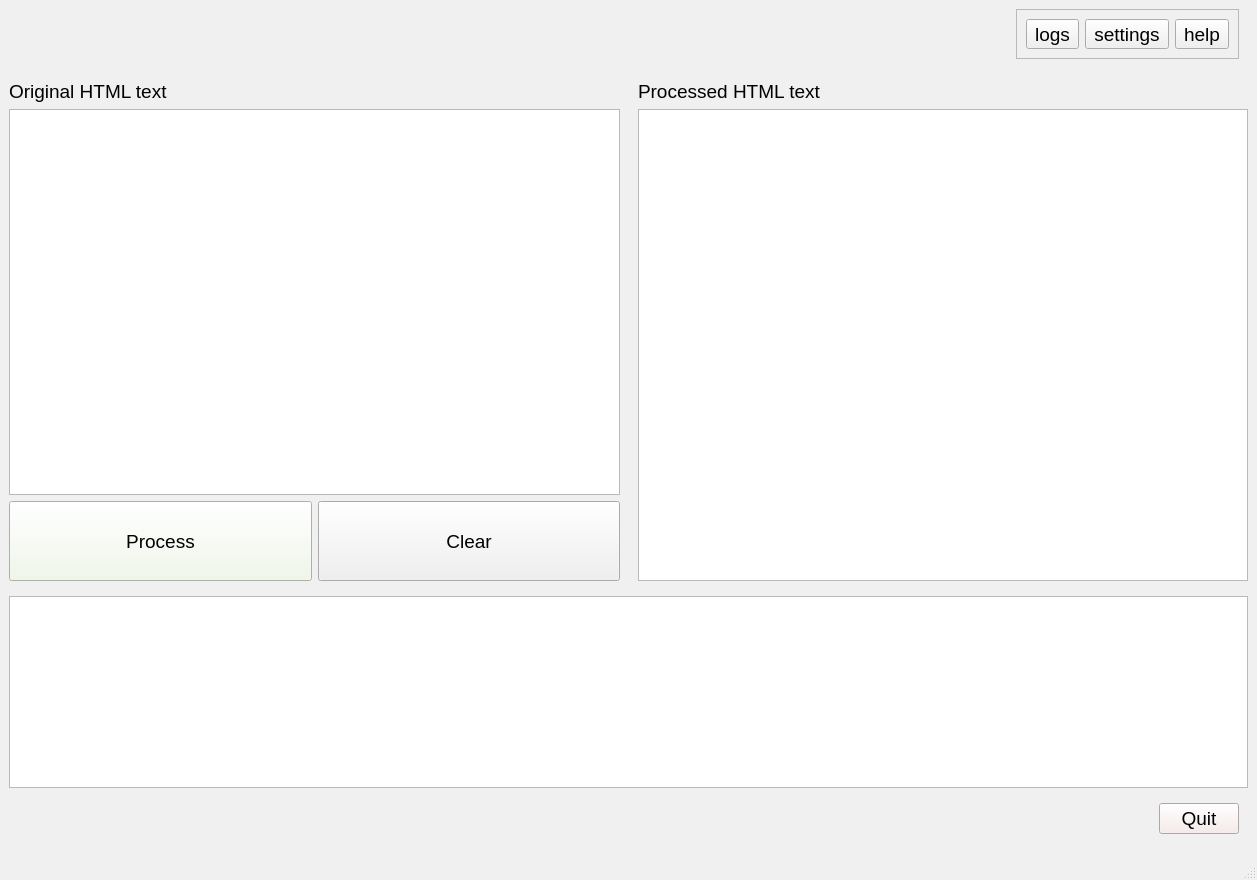
The window that src/main.ui (salaheddinek/html-auto-2columns) describes before a commit, drawn with Qt 5.
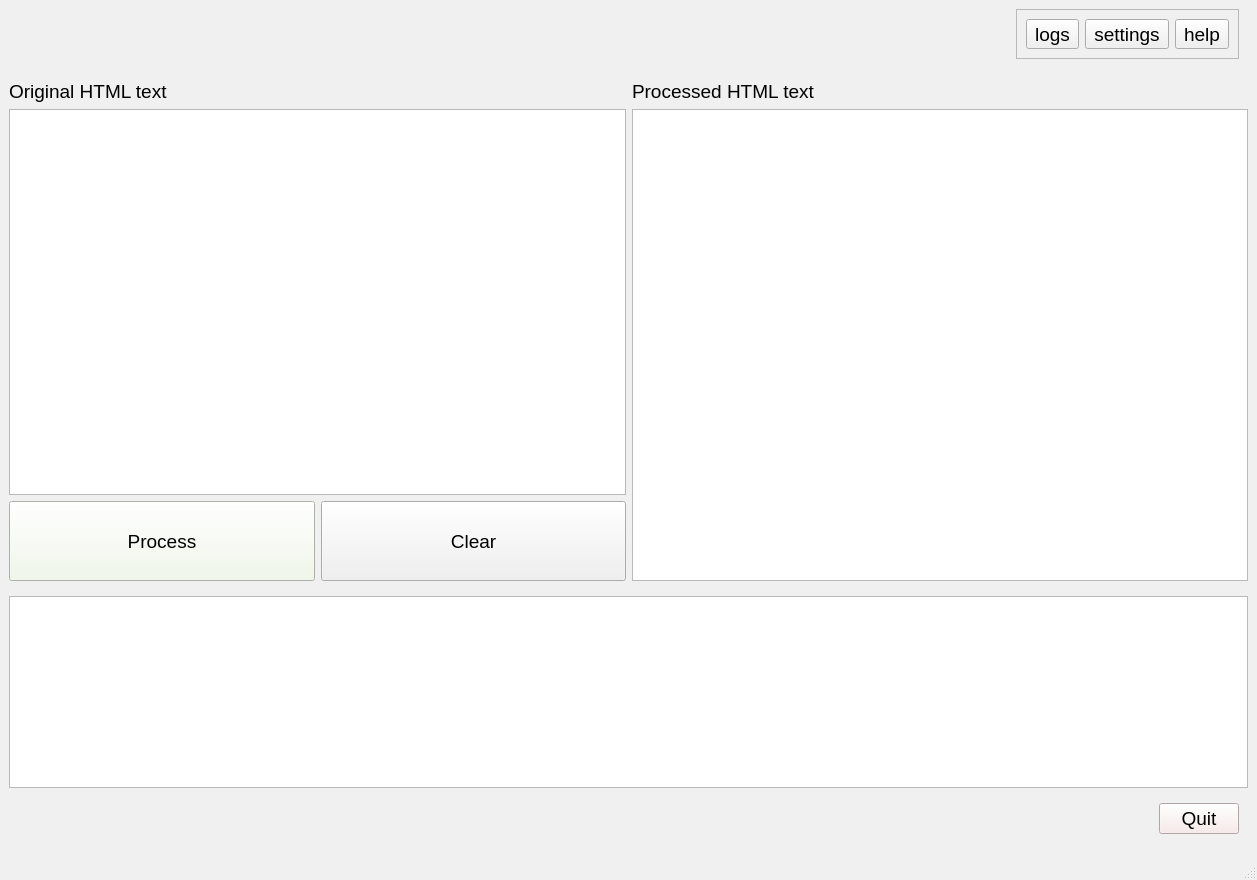
The same window after the commit.

```diff
--- a/src/main.ui
+++ b/src/main.ui
@@ -571,6 +571,9 @@
           <property name="leftMargin">
            <number>0</number>
           </property>
+          <property name="rightMargin">
+           <number>3</number>
+          </property>
           <item>
            <widget class="QLabel" name="label">
             <property name="text">
@@ -1079,6 +1082,9 @@
        <item>
         <widget class="QWidget" name="widget_4" native="true">
          <layout class="QVBoxLayout" name="verticalLayout_4">
+          <property name="leftMargin">
+           <number>3</number>
+          </property>
           <property name="rightMargin">
            <number>0</number>
           </property>
```
